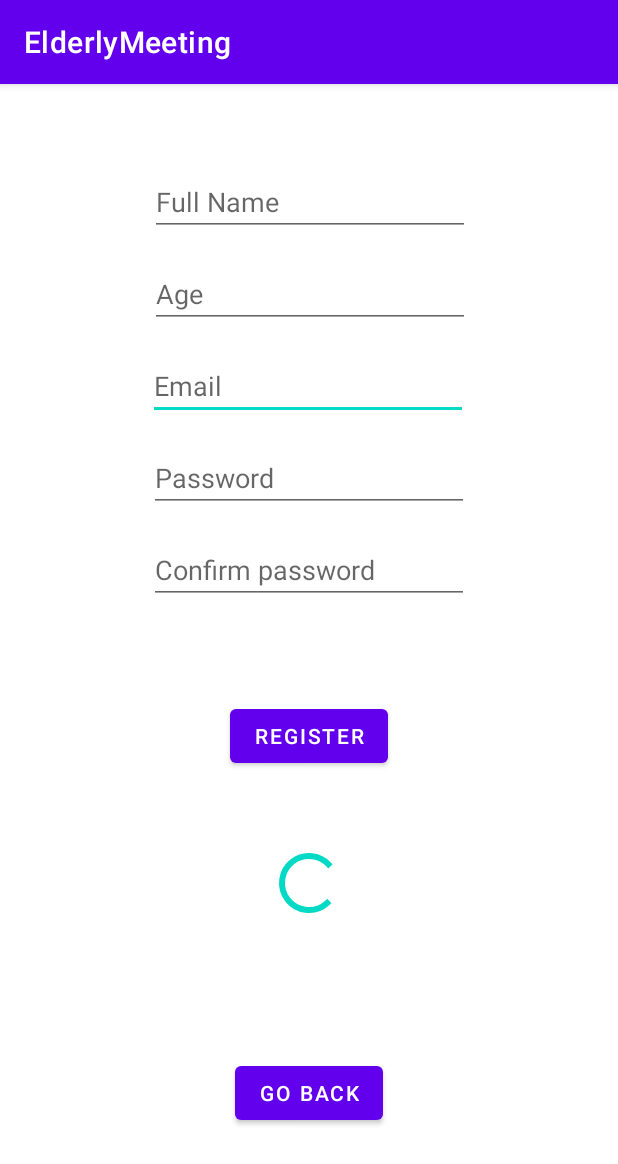
After one commit to NemoIng/ElderlyMeeting, an Android app: the RegisterPage screen opened directly, with no data from a screen before it, on a phone screen of 412 x 824 dp. The commit adds this screen. Shown: the top 1164 px of the screen. Run offline under Robolectric (Android 15) with nearby library versions, the phone set to English and light mode, and no system bars; our stand-ins replace Firebase (no records; nobody signed in at launch, a user with empty details on screens opened directly).

Commit message:
Added User registration!

```diff
--- a/app/src/main/AndroidManifest.xml
+++ b/app/src/main/AndroidManifest.xml
@@ -9,9 +9,10 @@
         android:roundIcon="@mipmap/ic_launcher_round"
         android:supportsRtl="true"
         android:theme="@style/Theme.ElderlyMeeting">
+        <activity android:name=".RegisterPage"></activity>
         <activity
             android:name=".ui.login.LoginActivity"
-            android:label="@string/title_activity_login"></activity>
+            android:label="@string/title_activity_login" />
         <activity android:name=".HomeActivity" />
         <activity
             android:name=".Home"
--- /dev/null
+++ b/app/src/main/java/com/example/elderlymeeting/RegisterPage.java
@@ -0,0 +1,149 @@
+package com.example.elderlymeeting;
+
+import androidx.annotation.NonNull;
+import androidx.appcompat.app.AppCompatActivity;
+
+import android.content.Intent;
+import android.os.Bundle;
+import android.util.Patterns;
+import android.view.View;
+import android.widget.Button;
+import android.widget.EditText;
+import android.widget.ProgressBar;
+import android.widget.TextView;
+import android.widget.Toast;
+
+import com.example.elderlymeeting.ui.login.LoginActivity;
+import com.google.android.gms.tasks.OnCompleteListener;
+import com.google.android.gms.tasks.Task;
+import com.google.firebase.auth.AuthResult;
+import com.google.firebase.auth.FirebaseAuth;
+import com.google.firebase.database.FirebaseDatabase;
+
+public class RegisterPage extends AppCompatActivity implements View.OnClickListener {
+
+    private EditText editTextTextEmailAddress, editTextTextPassword, editTextTextPersonName, editTextNumber, editTextTextPassword2;
+    private Button register, backToMain;
+
+    private FirebaseAuth mAuth;
+
+    private ProgressBar progressBar;
+
+    @Override
+    protected void onCreate(Bundle savedInstanceState) {
+        super.onCreate(savedInstanceState);
+        setContentView(R.layout.activity_register_page);
+
+        mAuth = FirebaseAuth.getInstance();
+
+        backToMain = (Button) findViewById(R.id.backToMain);
+        backToMain.setOnClickListener(this);
+
+        register = (Button) findViewById(R.id.register);
+        register.setOnClickListener(this);
+
+        editTextNumber = (EditText) findViewById(R.id.editTextNumber);
+        editTextTextEmailAddress = (EditText) findViewById(R.id.editTextTextEmailAddress);
+        editTextTextPassword = (EditText) findViewById(R.id.editTextTextPassword);
+        editTextTextPassword2 = (EditText) findViewById(R.id.editTextTextPassword2);
+        editTextTextPersonName = (EditText) findViewById(R.id.editTextTextPersonName);
+
+        progressBar = (ProgressBar) findViewById(R.id.progressBar);
+    }
+
+    private void registerUser() {
+        String email = editTextTextEmailAddress.getText().toString().trim();
+        String password = editTextTextPassword.getText().toString().trim();
+        String password2 = editTextTextPassword2.getText().toString().trim();
+        String fullName = editTextTextPersonName.getText().toString().trim();
+        String age = editTextNumber.getText().toString().trim();
+
+        if(fullName.isEmpty()){
+            editTextTextPersonName.setError("Full name is required!");
+            editTextTextPersonName.requestFocus();
+            return;
+        }
+        if(age.isEmpty()){
+            editTextNumber.setError("you must be 18 years or older!");
+            editTextNumber.requestFocus();
+            return;
+        }
+        if(password.isEmpty()){
+            editTextTextPassword.setError("Please enter a password!");
+            editTextTextPassword.requestFocus();
+            return;
+        }
+        if(password2.isEmpty()){
+            editTextTextPassword2.setError("Please enter a password!");
+            editTextTextPassword2.requestFocus();
+            return;
+        }
+        if(!password2.equals(password)){
+            editTextTextPassword2.setError("Passwords do not match!");
+            editTextTextPassword2.requestFocus();
+            return;
+        }
+        if(email.isEmpty()){
+            editTextTextEmailAddress.setError("Email is required!");
+            editTextTextEmailAddress.requestFocus();
+            return;
+        }
+        if(!Patterns.EMAIL_ADDRESS.matcher(email).matches()){
+            editTextTextEmailAddress.setError("Please provide a valid email!");
+            editTextTextEmailAddress.requestFocus();
+            return;
+        }
+        if(password.length() < 6){
+            editTextTextPassword.setError("You need a password of at least 6 character!");
+            editTextTextPassword.requestFocus();
+            return;
+        }
+
+        progressBar.setVisibility(View.VISIBLE);
+        mAuth.createUserWithEmailAndPassword(email, password)
+                .addOnCompleteListener(new OnCompleteListener<AuthResult>() {
+                    @Override
+                    public void onComplete(@NonNull Task<AuthResult> task) {
+                        if(task.isSuccessful()){
+                            User user = new User(fullName, age, email);
+
+                            FirebaseDatabase.getInstance().getReference("Users")
+                                    .child(FirebaseAuth.getInstance().getCurrentUser().getUid())
+                                    .setValue(user).addOnCompleteListener(new OnCompleteListener<Void>() {
+                                @Override
+                                public void onComplete(@NonNull Task<Void> task) {
+                                    if(task.isSuccessful()){
+                                        Toast.makeText(RegisterPage.this, "User has been Registered succesfully!", Toast.LENGTH_LONG).show();
+                                        progressBar.setVisibility(View.VISIBLE);
+
+                                        // redirect to login
+                                    }
+                                    else{
+                                        Toast.makeText(RegisterPage.this, "Failed to register! Try again!", Toast.LENGTH_LONG).show();
+                                        progressBar.setVisibility(View.GONE);
+                                    }
+                                }
+                            });
+                        }
+                        else{
+                            Toast.makeText(RegisterPage.this, "Failed to register! Try again!", Toast.LENGTH_LONG).show();
+                            progressBar.setVisibility(View.GONE);
+                        }
+                    }
+                });
+    }
+
+
+
+    @Override
+    public void onClick(View v) {
+        switch (v.getId()){
+            case R.id.backToMain:
+                startActivity(new Intent(this, MainActivity.class));
+                break;
+            case R.id.register:
+                registerUser();
+                break;
+        }
+    }
+}
--- /dev/null
+++ b/app/src/main/res/layout/activity_register_page.xml
@@ -0,0 +1,104 @@
+<?xml version="1.0" encoding="utf-8"?>
+<androidx.constraintlayout.widget.ConstraintLayout xmlns:android="http://schemas.android.com/apk/res/android"
+    xmlns:app="http://schemas.android.com/apk/res-auto"
+    xmlns:tools="http://schemas.android.com/tools"
+    android:layout_width="match_parent"
+    android:layout_height="match_parent"
+    tools:context=".RegisterPage">
+
+    <EditText
+        android:id="@+id/editTextTextEmailAddress"
+        android:layout_width="wrap_content"
+        android:layout_height="wrap_content"
+        android:layout_marginTop="16dp"
+        android:ems="10"
+        android:hint="Email"
+        android:inputType="textEmailAddress"
+        app:layout_constraintEnd_toEndOf="parent"
+        app:layout_constraintHorizontal_bias="0.497"
+        app:layout_constraintStart_toStartOf="parent"
+        app:layout_constraintTop_toBottomOf="@+id/editTextNumber" />
+
+    <EditText
+        android:id="@+id/editTextTextPassword"
+        android:layout_width="wrap_content"
+        android:layout_height="wrap_content"
+        android:layout_marginTop="16dp"
+        android:ems="10"
+        android:hint="Password"
+        android:inputType="textPassword"
+        app:layout_constraintEnd_toEndOf="parent"
+        app:layout_constraintStart_toStartOf="parent"
+        app:layout_constraintTop_toBottomOf="@+id/editTextTextEmailAddress" />
+
+    <EditText
+        android:id="@+id/editTextTextPersonName"
+        android:layout_width="wrap_content"
+        android:layout_height="wrap_content"
+        android:layout_marginTop="56dp"
+        android:ems="10"
+        android:hint="Full Name"
+        android:inputType="textPersonName"
+        app:layout_constraintEnd_toEndOf="parent"
+        app:layout_constraintHorizontal_bias="0.502"
+        app:layout_constraintStart_toStartOf="parent"
+        app:layout_constraintTop_toTopOf="parent" />
+
+    <EditText
+        android:id="@+id/editTextNumber"
+        android:layout_width="wrap_content"
+        android:layout_height="wrap_content"
+        android:layout_marginTop="16dp"
+        android:autofillHints="Age"
+        android:ems="10"
+        android:hint="Age"
+        android:inputType="number"
+        app:layout_constraintEnd_toEndOf="parent"
+        app:layout_constraintHorizontal_bias="0.502"
+        app:layout_constraintStart_toStartOf="parent"
+        app:layout_constraintTop_toBottomOf="@+id/editTextTextPersonName" />
+
+    <EditText
+        android:id="@+id/editTextTextPassword2"
+        android:layout_width="wrap_content"
+        android:layout_height="wrap_content"
+        android:layout_marginTop="16dp"
+        android:ems="10"
+        android:hint="Confirm password"
+        android:inputType="textPassword"
+        app:layout_constraintEnd_toEndOf="parent"
+        app:layout_constraintStart_toStartOf="parent"
+        app:layout_constraintTop_toBottomOf="@+id/editTextTextPassword" />
+
+    <Button
+        android:id="@+id/register"
+        android:layout_width="wrap_content"
+        android:layout_height="wrap_content"
+        android:layout_marginTop="64dp"
+        android:text="Register"
+        app:layout_constraintEnd_toEndOf="parent"
+        app:layout_constraintStart_toStartOf="parent"
+        app:layout_constraintTop_toBottomOf="@+id/editTextTextPassword2" />
+
+    <Button
+        android:id="@+id/backToMain"
+        android:layout_width="wrap_content"
+        android:layout_height="wrap_content"
+        android:layout_marginTop="20dp"
+        android:text="Go back"
+        app:layout_constraintBottom_toBottomOf="parent"
+        app:layout_constraintEnd_toEndOf="parent"
+        app:layout_constraintStart_toStartOf="parent"
+        app:layout_constraintTop_toBottomOf="@+id/progressBar" />
+
+    <ProgressBar
+        android:id="@+id/progressBar"
+        style="?android:attr/progressBarStyle"
+        android:layout_width="wrap_content"
+        android:layout_height="wrap_content"
+        android:layout_marginTop="50dp"
+        app:layout_constraintEnd_toEndOf="parent"
+        app:layout_constraintStart_toStartOf="parent"
+        app:layout_constraintTop_toBottomOf="@+id/register" />
+
+</androidx.constraintlayout.widget.ConstraintLayout>
--- a/build.gradle
+++ b/build.gradle
@@ -6,7 +6,7 @@ buildscript {
     }
     dependencies {
         classpath "com.android.tools.build:gradle:4.1.3"
-
+        classpath 'com.google.gms:google-services:4.3.5'
         // NOTE: Do not place your application dependencies here; they belong
         // in the individual module build.gradle files
     }
```
Also changed, not shown: app/build.gradle (+7 -0 lines), app/src/main/java/com/example/elderlymeeting/MainActivity.java (+24 -20 lines), app/src/main/java/com/example/elderlymeeting/User.java (added, +16 -0 lines), 1 other file.
